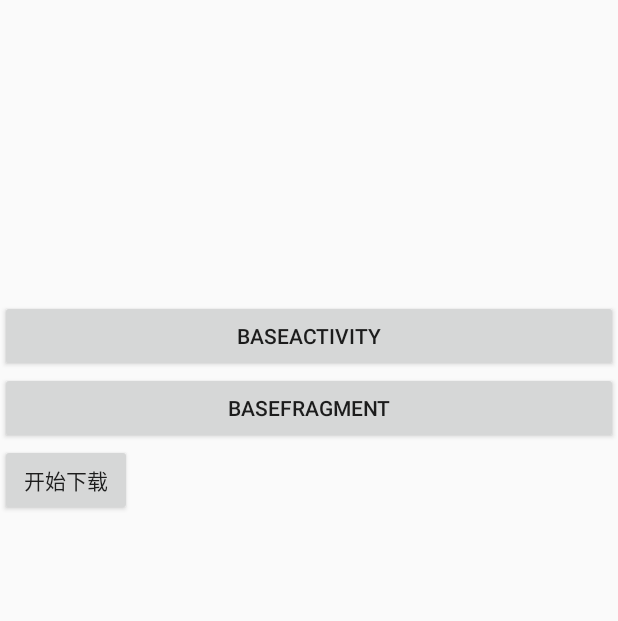
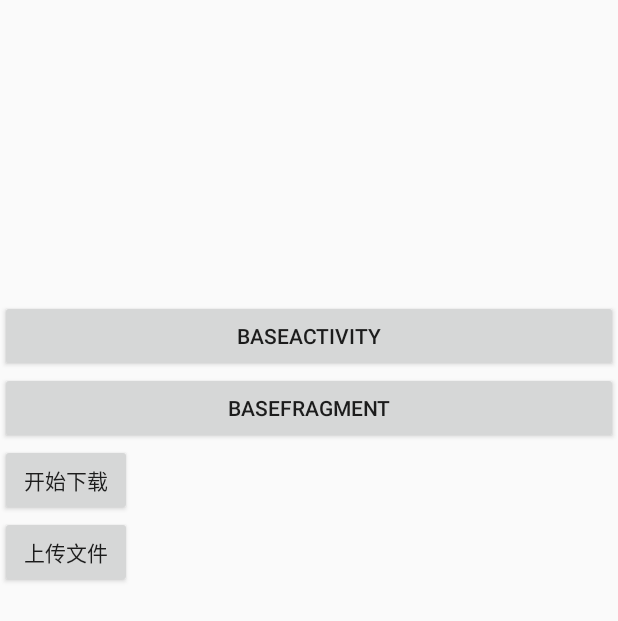
Before and after one commit to my-frameworks/andf, an Android app: the layout activity_main.xml on its own in the app's theme, with its tools: preview values and no code run, on a phone screen of 412 x 824 dp. Shown: the top 621 px of the screen. Run offline under Robolectric (Android 15) with nearby library versions, the phone set to English and light mode, and no system bars.

```diff
--- a/app/src/main/res/layout/activity_main.xml
+++ b/app/src/main/res/layout/activity_main.xml
@@ -39,6 +39,12 @@
                 android:layout_height="wrap_content"
                 android:text="开始下载" />
 
+            <Button
+                android:id="@+id/upload_file"
+                android:layout_width="wrap_content"
+                android:layout_height="wrap_content"
+                android:text="上传文件"/>
+
 
 
         </LinearLayout>
--- /dev/null
+++ b/common/src/main/java/com/and/framework/common/listener/FileDownloadListener.java
@@ -0,0 +1,6 @@
+package com.and.framework.common.listener;
+
+public interface FileDownloadListener {
+
+    void onComplete(String result);
+}
```
Also changed, not shown: app/src/main/java/com/and/framework/MainActivity.java (+16 -0 lines), common/src/main/java/com/and/framework/common/listener/FileDownloadService.java (+11 -0 lines), common/src/main/java/com/and/framework/common/utils/DownloadUtils.java (+36 -1 lines).
